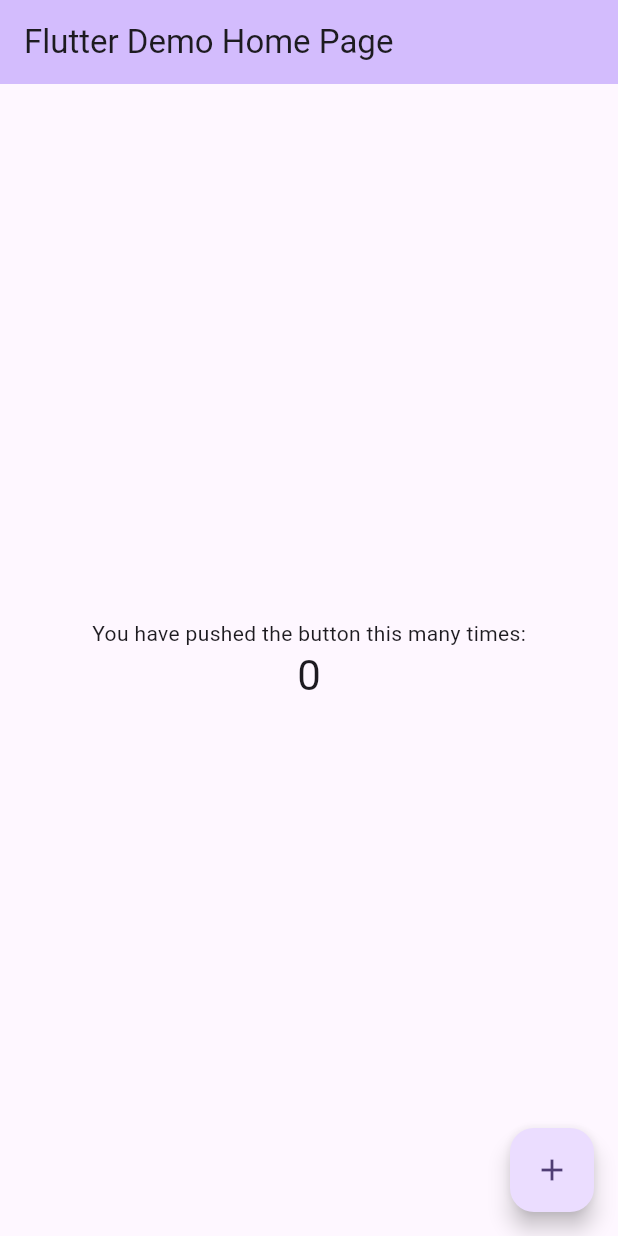
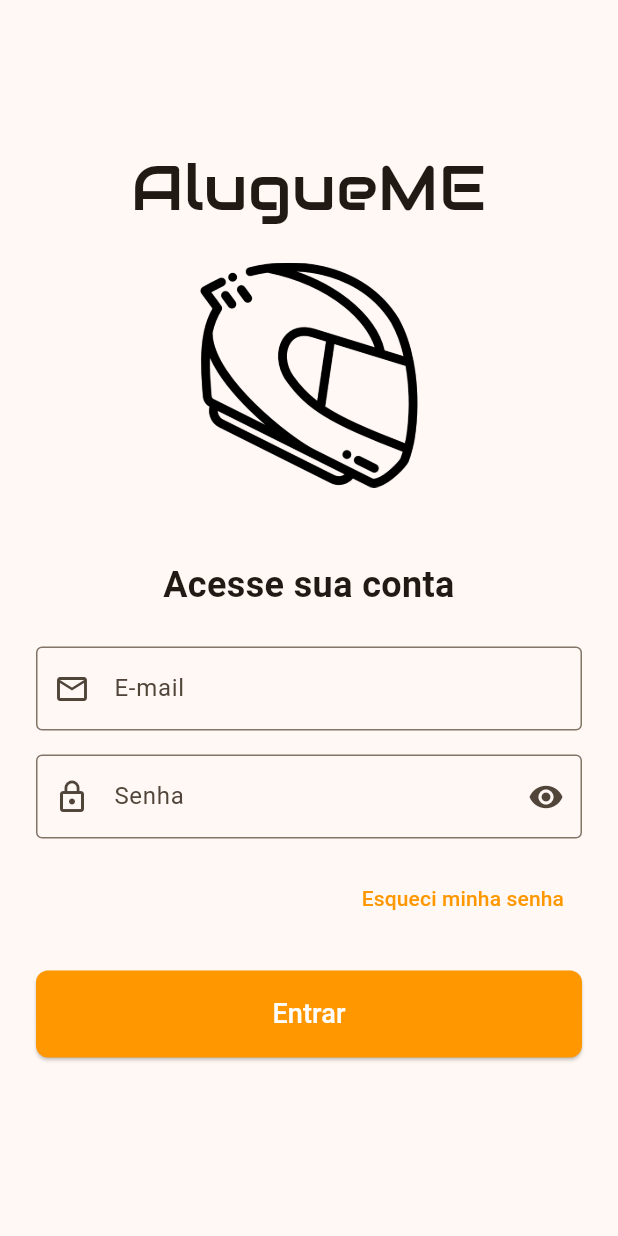
Before and after one commit to GuilhermeD9/flutter-app-e01, a Flutter app: the screen it shows after launch, on a phone screen of 412 x 824 dp. Run offline on Flutter 3.47's test engine with Material 3 defaults, Android fonts, the light colour scheme and no system bars.

Commit message:
feature: Login Screen

```diff
--- a/lib/main.dart
+++ b/lib/main.dart
@@ -1,4 +1,6 @@
 import 'package:flutter/material.dart';
+import 'package:memobile/screens/home_screen.dart';
+import 'package:memobile/screens/login_screen.dart';
 
 void main() {
   runApp(const MyApp());
@@ -11,112 +13,37 @@ class MyApp extends StatelessWidget {
   @override
   Widget build(BuildContext context) {
     return MaterialApp(
-      title: 'Flutter Demo',
+      title: 'AlugaMe',
+      debugShowCheckedModeBanner: false,
       theme: ThemeData(
-        // This is the theme of your application.
-        //
-        // TRY THIS: Try running your application with "flutter run". You'll see
-        // the application has a purple toolbar. Then, without quitting the app,
-        // try changing the seedColor in the colorScheme below to Colors.green
-        // and then invoke "hot reload" (save your changes or press the "hot
-        // reload" button in a Flutter-supported IDE, or press "r" if you used
-        // the command line to start the app).
-        //
-        // Notice that the counter didn't reset back to zero; the application
-        // state is not lost during the reload. To reset the state, use hot
-        // restart instead.
-        //
-        // This works for code too, not just values: Most code changes can be
-        // tested with just a hot reload.
-        colorScheme: ColorScheme.fromSeed(seedColor: Colors.deepPurple),
+        colorScheme: ColorScheme.fromSeed(seedColor: Colors.orange, primary: Colors.orange),
+        useMaterial3: true,
+
+        elevatedButtonTheme: ElevatedButtonThemeData(
+          style: ElevatedButton.styleFrom(
+            backgroundColor: Colors.orange,
+            foregroundColor: Colors.white,
+          ),
+        ),
+
+        textButtonTheme: TextButtonThemeData(
+          style: TextButton.styleFrom(
+            foregroundColor: Colors.orange,
+          ),
+        ),
+
+        inputDecorationTheme: InputDecorationTheme(
+          focusedBorder: OutlineInputBorder(
+            borderSide: BorderSide(color: Colors.orange.shade700, width: 2.0),
+          ),
+        )
       ),
-      home: const MyHomePage(title: 'Flutter Demo Home Page'),
+
+      initialRoute: '/login',
+      routes: {
+        '/login': (context) => const LoginScreen(),
+        '/home': (context) => const HomeScreen()
+      },
     );
   }
 }
-
-class MyHomePage extends StatefulWidget {
-  const MyHomePage({super.key, required this.title});
-
-  // This widget is the home page of your application. It is stateful, meaning
-  // that it has a State object (defined below) that contains fields that affect
-  // how it looks.
-
-  // This class is the configuration for the state. It holds the values (in this
-  // case the title) provided by the parent (in this case the App widget) and
-  // used by the build method of the State. Fields in a Widget subclass are
-  // always marked "final".
-
-  final String title;
-
-  @override
-  State<MyHomePage> createState() => _MyHomePageState();
-}
-
-class _MyHomePageState extends State<MyHomePage> {
-  int _counter = 0;
-
-  void _incrementCounter() {
-    setState(() {
-      // This call to setState tells the Flutter framework that something has
-      // changed in this State, which causes it to rerun the build method below
-      // so that the display can reflect the updated values. If we changed
-      // _counter without calling setState(), then the build method would not be
-      // called again, and so nothing would appear to happen.
-      _counter++;
-    });
-  }
-
-  @override
-  Widget build(BuildContext context) {
-    // This method is rerun every time setState is called, for instance as done
-    // by the _incrementCounter method above.
-    //
-    // The Flutter framework has been optimized to make rerunning build methods
-    // fast, so that you can just rebuild anything that needs updating rather
-    // than having to individually change instances of widgets.
-    return Scaffold(
-      appBar: AppBar(
-        // TRY THIS: Try changing the color here to a specific color (to
-        // Colors.amber, perhaps?) and trigger a hot reload to see the AppBar
-        // change color while the other colors stay the same.
-        backgroundColor: Theme.of(context).colorScheme.inversePrimary,
-        // Here we take the value from the MyHomePage object that was created by
-        // the App.build method, and use it to set our appbar title.
-        title: Text(widget.title),
-      ),
-      body: Center(
-        // Center is a layout widget. It takes a single child and positions it
-        // in the middle of the parent.
-        child: Column(
-          // Column is also a layout widget. It takes a list of children and
-          // arranges them vertically. By default, it sizes itself to fit its
-          // children horizontally, and tries to be as tall as its parent.
-          //
-          // Column has various properties to control how it sizes itself and
-          // how it positions its children. Here we use mainAxisAlignment to
-          // center the children vertically; the main axis here is the vertical
-          // axis because Columns are vertical (the cross axis would be
-          // horizontal).
-          //
-          // TRY THIS: Invoke "debug painting" (choose the "Toggle Debug Paint"
-          // action in the IDE, or press "p" in the console), to see the
-          // wireframe for each widget.
-          mainAxisAlignment: MainAxisAlignment.center,
-          children: <Widget>[
-            const Text('You have pushed the button this many times:'),
-            Text(
-              '$_counter',
-              style: Theme.of(context).textTheme.headlineMedium,
-            ),
-          ],
-        ),
-      ),
-      floatingActionButton: FloatingActionButton(
-        onPressed: _incrementCounter,
-        tooltip: 'Increment',
-        child: const Icon(Icons.add),
-      ), // This trailing comma makes auto-formatting nicer for build methods.
-    );
-  }
-}
--- /dev/null
+++ b/lib/screens/home_screen.dart
@@ -0,0 +1,17 @@
+import 'package:flutter/material.dart';
+
+class HomeScreen extends StatelessWidget {
+  const HomeScreen({super.key});
+
+  @override
+  Widget build(BuildContext context) {
+    return Scaffold(
+      appBar: AppBar(
+        title: const Text('Home'),
+      ),
+      body: const Center(
+        child: Text('Esta é a tela Home!'),
+      ),
+    );
+  }
+}
--- /dev/null
+++ b/lib/screens/login_screen.dart
@@ -0,0 +1,154 @@
+import 'package:flutter/material.dart';
+
+class LoginScreen extends StatefulWidget {
+  const LoginScreen({super.key});
+
+  @override
+  State<LoginScreen> createState() => _LoginScreenState();
+
+}
+
+class _LoginScreenState extends State<LoginScreen> {
+  final _formKey = GlobalKey<FormState>();
+
+  final _emailController = TextEditingController();
+  final _passwordController = TextEditingController();
+
+  bool _isPasswordVisible = false;
+
+  @override
+  Widget build(BuildContext context) {
+    return Scaffold(
+      body: SingleChildScrollView(
+        child: Padding(
+            padding: const EdgeInsets.symmetric(horizontal: 24.0),
+            child: SizedBox(
+              height: MediaQuery.of(context).size.height,
+              child: Column(
+                mainAxisAlignment: MainAxisAlignment.center,
+                crossAxisAlignment: CrossAxisAlignment.stretch,
+                children: [
+
+                  const Text(
+                    'AlugueME',
+                    textAlign: TextAlign.center,
+                    style: TextStyle(
+                      fontSize: 42,
+                      fontFamily: 'Audiowide',
+                    ),
+                  ),
+                  const SizedBox(height: 20),
+
+                  Image.asset(
+                    'assets/images/logo.png',
+                    height: 150,
+                  ),
+                  const SizedBox(height: 48),
+
+                  const Text(
+                    'Acesse sua conta',
+                    textAlign: TextAlign.center,
+                    style: TextStyle(
+                      fontSize: 24,
+                      fontWeight: FontWeight.bold,
+                    ),
+                  ),
+                  const SizedBox(height: 24),
+
+                  Form(
+                    key: _formKey,
+                    child: Column(
+                      children: [
+                        TextFormField(
+                          controller: _emailController,
+                          decoration: const InputDecoration(
+                            labelText: 'E-mail',
+                            prefixIcon: Icon(Icons.email_outlined),
+                            border: OutlineInputBorder(),
+                          ),
+                          keyboardType: TextInputType.emailAddress,
+                          validator: (email) {
+                            if (email == null || email.isEmpty || !email.contains('@')) {
+                              return 'Por favor, digite um e-mail válido.';
+                            }
+                            return null;
+                          },
+                        ),
+                        const SizedBox(height: 16),
+
+                        TextFormField(
+                          controller: _passwordController,
+                          obscureText: !_isPasswordVisible,
+                          decoration: InputDecoration(
+                            labelText: 'Senha',
+                            prefixIcon: const Icon(Icons.lock_outline),
+                            border: const OutlineInputBorder(),
+                            suffixIcon: IconButton(
+                                icon: Icon(
+                                  _isPasswordVisible
+                                    ? Icons.visibility_off
+                                      : Icons.visibility,
+                                ),
+                                onPressed: () {
+                                  setState(() {
+                                    _isPasswordVisible = !_isPasswordVisible;
+                                  });
+                              },
+                            ),
+                          ),
+                          validator: (senha) {
+                            if (senha == null || senha.isEmpty) {
+                              return 'Por favor, digite sua senha.';
+                            }
+                            if (senha.length < 6) {
+                              return 'A senha deve ter no mínimo 6 caracteres.';
+                            }
+                            return null;
+                          },
+                        ),
+                      ],
+                    ),
+                  ),
+                  const SizedBox(height: 16),
+
+                  Align(
+                    alignment: Alignment.centerRight,
+                    child: TextButton(
+                        onPressed: () {
+                    },
+                      child: const Text('Esqueci minha senha'),
+                    ),
+                  ),
+                  const SizedBox(height: 24),
+
+                  ElevatedButton(
+                    style: ElevatedButton.styleFrom(
+                      padding: const EdgeInsets.symmetric(vertical: 16),
+                      shape: RoundedRectangleBorder(
+                        borderRadius: BorderRadius.circular(8),
+                      )
+                    ),
+                    onPressed: () {
+                      if (_formKey.currentState!.validate()) {
+
+                        ScaffoldMessenger.of(context).showSnackBar(
+                          const SnackBar(content: Text('Logando...'))
+                        );
+
+                        Navigator.pushReplacementNamed(context, '/home');
+                      }
+                    },
+                    child: const Text(
+                      'Entrar',
+                      style: TextStyle(fontSize: 18),
+                    ),
+                  ),
+                  const SizedBox(height: 24),
+                ],
+              ),
+            ),
+          ),
+        ),
+    );
+  }
+}
```
Also changed, not shown: pubspec.yaml (+8 -0 lines), assets/fonts/Audiowide-Regular.ttf (added), assets/images/logo.png (added).
